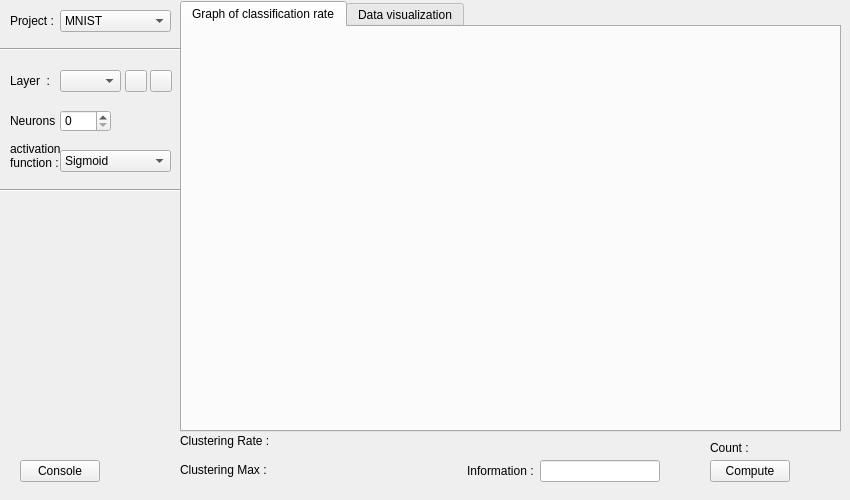
Above: Example/GUI/mainwindow.ui from MatthieuHernandez/NeuralNetworkTest before the change. Below: the same form after it.
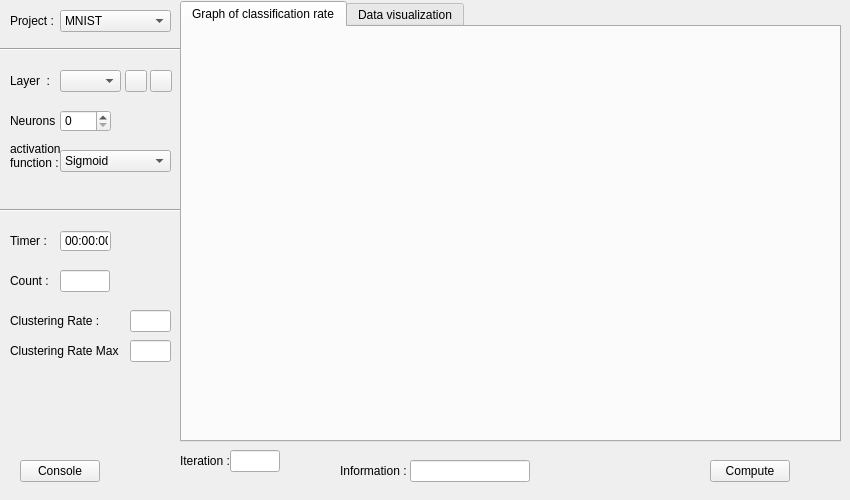
That is the form after the change. Icons and pictures are not drawn. Custom widgets are drawn as their Qt base class.

Diff of the .ui file:
```diff
--- a/Example/GUI/mainwindow.ui
+++ b/Example/GUI/mainwindow.ui
@@ -36,10 +36,10 @@
    <widget class="QLabel" name="labelCount">
     <property name="geometry">
      <rect>
-      <x>710</x>
-      <y>440</y>
-      <width>81</width>
-      <height>16</height>
+      <x>10</x>
+      <y>270</y>
+      <width>51</width>
+      <height>21</height>
      </rect>
     </property>
     <property name="text">
@@ -49,14 +49,14 @@
    <widget class="QLabel" name="labelClusteringRateMax">
     <property name="geometry">
      <rect>
-      <x>180</x>
-      <y>459</y>
-      <width>150</width>
+      <x>10</x>
+      <y>340</y>
+      <width>111</width>
       <height>21</height>
      </rect>
     </property>
     <property name="text">
-     <string>Clustering Max : </string>
+     <string>Clustering Rate Max : </string>
     </property>
    </widget>
    <widget class="QComboBox" name="comboBoxData">
@@ -103,7 +103,7 @@
       <x>180</x>
       <y>1</y>
       <width>661</width>
-      <height>431</height>
+      <height>441</height>
      </rect>
     </property>
     <property name="currentIndex">
@@ -119,7 +119,7 @@
         <x>10</x>
         <y>14</y>
         <width>641</width>
-        <height>381</height>
+        <height>391</height>
        </rect>
       </property>
      </widget>
@@ -179,12 +179,12 @@
      </widget>
     </widget>
    </widget>
-   <widget class="QLabel" name="label">
+   <widget class="QLabel" name="label_1">
     <property name="geometry">
      <rect>
-      <x>180</x>
-      <y>430</y>
-      <width>111</width>
+      <x>10</x>
+      <y>310</y>
+      <width>91</width>
       <height>21</height>
      </rect>
     </property>
@@ -324,7 +324,7 @@
    <widget class="QLineEdit" name="lineEditInformation">
     <property name="geometry">
      <rect>
-      <x>540</x>
+      <x>410</x>
       <y>460</y>
       <width>120</width>
       <height>22</height>
@@ -334,7 +334,7 @@
    <widget class="QLabel" name="label_5">
     <property name="geometry">
      <rect>
-      <x>467</x>
+      <x>340</x>
       <y>460</y>
       <width>71</width>
       <height>21</height>
@@ -375,10 +375,13 @@
     </property>
    </widget>
    <widget class="QLabel" name="labelLoading">
+    <property name="enabled">
+     <bool>true</bool>
+    </property>
     <property name="geometry">
      <rect>
-      <x>800</x>
-      <y>445</y>
+      <x>798</x>
+      <y>449</y>
       <width>40</width>
       <height>40</height>
      </rect>
@@ -394,7 +397,7 @@
     <property name="geometry">
      <rect>
       <x>0</x>
-      <y>170</y>
+      <y>190</y>
       <width>181</width>
       <height>41</height>
      </rect>
@@ -403,6 +406,160 @@
      <enum>Qt::Horizontal</enum>
     </property>
    </widget>
+   <widget class="QLabel" name="label_6">
+    <property name="geometry">
+     <rect>
+      <x>10</x>
+      <y>230</y>
+      <width>51</width>
+      <height>21</height>
+     </rect>
+    </property>
+    <property name="text">
+     <string>Timer :</string>
+    </property>
+   </widget>
+   <widget class="QTimeEdit" name="timeEdit">
+    <property name="geometry">
+     <rect>
+      <x>60</x>
+      <y>230</y>
+      <width>51</width>
+      <height>22</height>
+     </rect>
+    </property>
+    <property name="wrapping">
+     <bool>false</bool>
+    </property>
+    <property name="frame">
+     <bool>true</bool>
+    </property>
+    <property name="readOnly">
+     <bool>true</bool>
+    </property>
+    <property name="buttonSymbols">
+     <enum>QAbstractSpinBox::NoButtons</enum>
+    </property>
+    <property name="accelerated">
+     <bool>false</bool>
+    </property>
+    <property name="keyboardTracking">
+     <bool>true</bool>
+    </property>
+    <property name="showGroupSeparator" stdset="0">
+     <bool>false</bool>
+    </property>
+    <property name="maximumTime">
+     <time>
+      <hour>23</hour>
+      <minute>59</minute>
+      <second>59</second>
+     </time>
+    </property>
+    <property name="displayFormat">
+     <string>HH:mm:ss</string>
+    </property>
+    <property name="calendarPopup">
+     <bool>false</bool>
+    </property>
+    <property name="time">
+     <time>
+      <hour>0</hour>
+      <minute>0</minute>
+      <second>0</second>
+     </time>
+    </property>
+   </widget>
+   <widget class="QLineEdit" name="lineEditCount">
+    <property name="geometry">
+     <rect>
+      <x>60</x>
+      <y>270</y>
+      <width>50</width>
+      <height>22</height>
+     </rect>
+    </property>
+    <property name="readOnly">
+     <bool>true</bool>
+    </property>
+   </widget>
+   <widget class="QLineEdit" name="lineEdit_2">
+    <property name="geometry">
+     <rect>
+      <x>130</x>
+      <y>310</y>
+      <width>41</width>
+      <height>22</height>
+     </rect>
+    </property>
+    <property name="readOnly">
+     <bool>true</bool>
+    </property>
+   </widget>
+   <widget class="QLineEdit" name="lineEdit_3">
+    <property name="geometry">
+     <rect>
+      <x>130</x>
+      <y>340</y>
+      <width>41</width>
+      <height>22</height>
+     </rect>
+    </property>
+    <property name="readOnly">
+     <bool>true</bool>
+    </property>
+   </widget>
+   <widget class="QLabel" name="label">
+    <property name="geometry">
+     <rect>
+      <x>180</x>
+      <y>450</y>
+      <width>51</width>
+      <height>21</height>
+     </rect>
+    </property>
+    <property name="text">
+     <string>Iteration : </string>
+    </property>
+   </widget>
+   <widget class="QLineEdit" name="lineEditIteration">
+    <property name="geometry">
+     <rect>
+      <x>230</x>
+      <y>450</y>
+      <width>50</width>
+      <height>22</height>
+     </rect>
+    </property>
+   </widget>
+   <zorder>line</zorder>
+   <zorder>line_2</zorder>
+   <zorder>pushButtonCompute</zorder>
+   <zorder>label_7</zorder>
+   <zorder>labelClusteringRateMax</zorder>
+   <zorder>comboBoxData</zorder>
+   <zorder>labelProject</zorder>
+   <zorder>tabWidget</zorder>
+   <zorder>label_1</zorder>
+   <zorder>label_2</zorder>
+   <zorder>pushButtonAddLayer</zorder>
+   <zorder>comboBoxLayer</zorder>
+   <zorder>comboBoxActivationfunction</zorder>
+   <zorder>spinBoxNeurons</zorder>
+   <zorder>label_3</zorder>
+   <zorder>label_4</zorder>
+   <zorder>lineEditInformation</zorder>
+   <zorder>label_5</zorder>
+   <zorder>pushButtonConsole</zorder>
+   <zorder>pushButtonRemoveLayer</zorder>
+   <zorder>labelLoading</zorder>
+   <zorder>label_6</zorder>
+   <zorder>timeEdit</zorder>
+   <zorder>lineEditCount</zorder>
+   <zorder>lineEdit_2</zorder>
+   <zorder>lineEdit_3</zorder>
+   <zorder>label</zorder>
+   <zorder>lineEditIteration</zorder>
   </widget>
  </widget>
  <layoutdefault spacing="6" margin="11"/>
```
Left out of the diff: 5 changed lines with no effect on the pictures.
